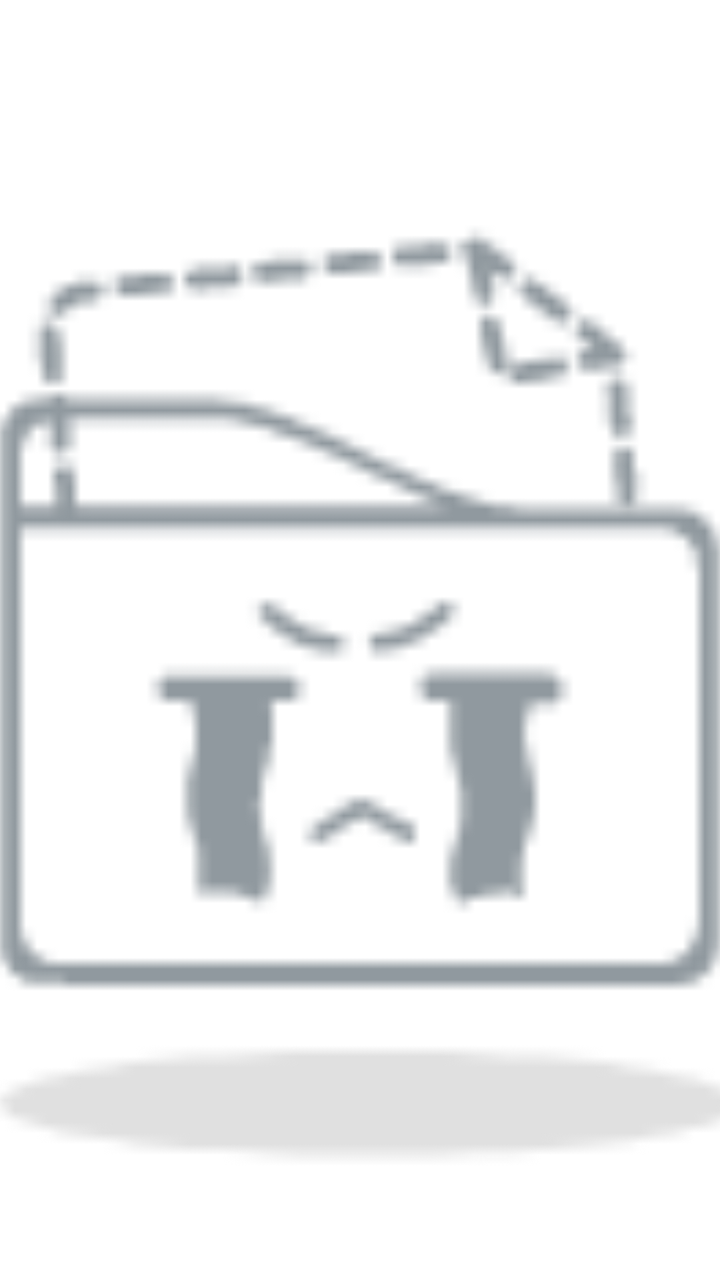
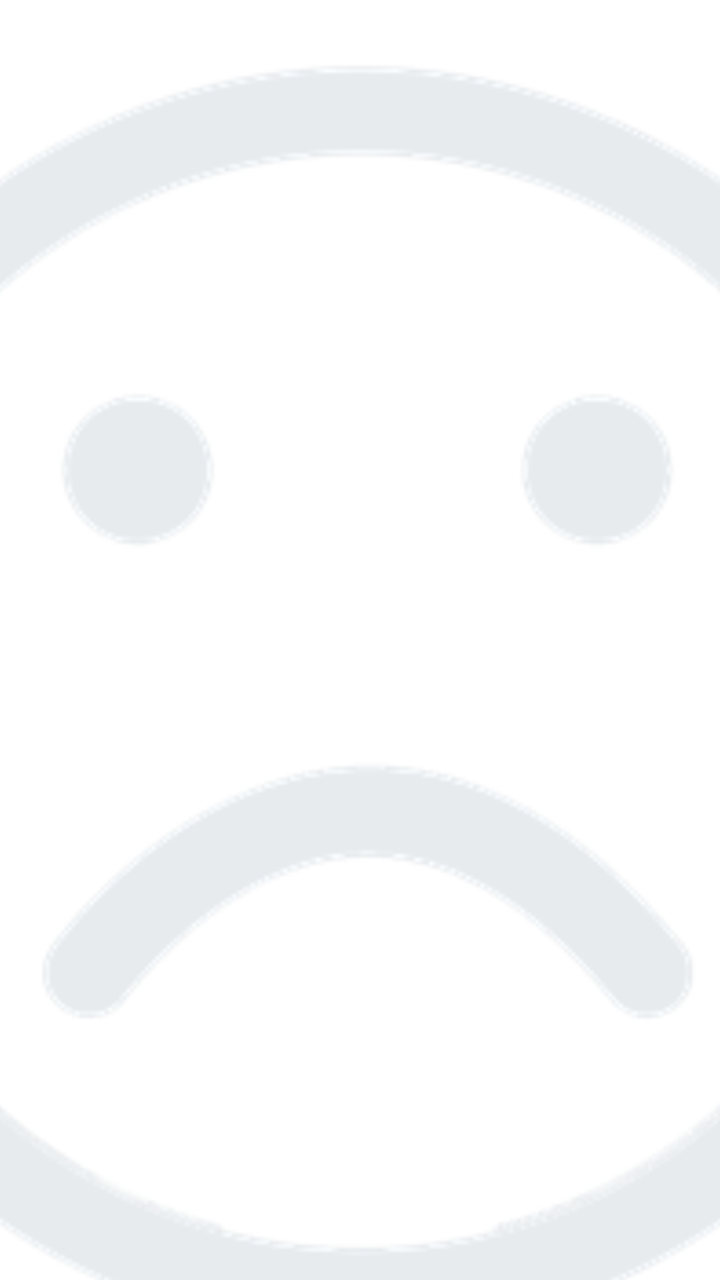

An Android layout rendered at two revisions. The XML below is the earlier revision; the diff shows what the commit changed to produce the second picture.
<!-- AndroidManifest.xml: application theme AppTheme.NoActionBar -->
<!-- res/layout/loadsir_empty_layout.xml -->
<?xml version="1.0" encoding="utf-8"?>
<FrameLayout xmlns:android="http://schemas.android.com/apk/res/android"
    android:layout_width="match_parent"
    android:layout_height="match_parent">

    <LinearLayout
        android:layout_width="wrap_content"
        android:layout_height="wrap_content"
        android:layout_gravity="center"
        android:gravity="center_horizontal"
        android:orientation="vertical">

        <ImageView
            android:layout_width="@dimen/vs_120"
            android:layout_height="@dimen/vs_120"
            android:src="@drawable/icon_empty" />

        <TextView
            android:layout_width="wrap_content"
            android:layout_height="wrap_content"
            android:layout_marginTop="@dimen/vs_20"
            android:gravity="center"
            android:text="没找到数据"
            android:textColor="@android:color/white"
            android:textSize="@dimen/ts_22" />
    </LinearLayout>

</FrameLayout>
<!-- resources referenced by this layout -->
<resources>
  <dimen name="ts_22">15mm</dimen>
  <dimen name="vs_120">120mm</dimen>
  <dimen name="vs_20">20mm</dimen>
  <!-- drawable icon_empty: png bitmap (drawable, 3762 bytes) -->
  <style name="AppTheme.NoActionBar" parent="AppTheme">
          <item name="android:windowActionBar">false</item>
          <item name="android:windowNoTitle">true</item>
          <item name="windowActionBar">false</item>
          <item name="android:windowFullscreen">false</item>//手机版：默认保留状态栏，全屏页面运行时再隐藏
          <item name="android:windowContentOverlay">@null</item>//是否有遮盖
          <item name="windowNoTitle">true</item>
          
          
          <item name="android:windowBackground">@android:color/transparent</item>
          
          <item name="android:statusBarColor">@android:color/transparent</item>
          <item name="android:windowDrawsSystemBarBackgrounds">true</item>
      </style>
  <style name="AppTheme" parent="Theme.AppCompat.Light.DarkActionBar">
          
          <item name="colorPrimary">@color/color_6200EE</item>
          <item name="colorPrimaryDark">@color/color_3700B3</item>
          <item name="colorAccent">@color/color_03DAC5</item>
      </style>
  <color name="color_6200EE">#6200EE</color>
  <color name="color_3700B3">#3700B3</color>
  <color name="color_03DAC5">#03DAC5</color>
</resources>

<!-- the commit's change to res/layout/loadsir_empty_layout.xml (unified diff, before → after) -->
@@ -18,9 +18,9 @@
         <TextView
             android:layout_width="wrap_content"
             android:layout_height="wrap_content"
-            android:layout_marginTop="@dimen/vs_20"
+            android:layout_marginTop="@dimen/vs_8"
             android:gravity="center"
-            android:text="没找到数据"
+            android:text="什么也没有找到"
             android:textColor="@android:color/white"
             android:textSize="@dimen/ts_22" />
     </LinearLayout>
<!-- resource entries referenced after the edit -->
@@ -2,8 +2,8 @@
 <resources>
   <dimen name="ts_22">15mm</dimen>
   <dimen name="vs_120">120mm</dimen>
-  <dimen name="vs_20">20mm</dimen>
-  <!-- drawable icon_empty: png bitmap (drawable, 3762 bytes) -->
+  <dimen name="vs_8">8mm</dimen>
+  <!-- drawable icon_empty: png bitmap (drawable, 24849 bytes) -->
   <style name="AppTheme.NoActionBar" parent="AppTheme">
           <item name="android:windowActionBar">false</item>
           <item name="android:windowNoTitle">true</item>
